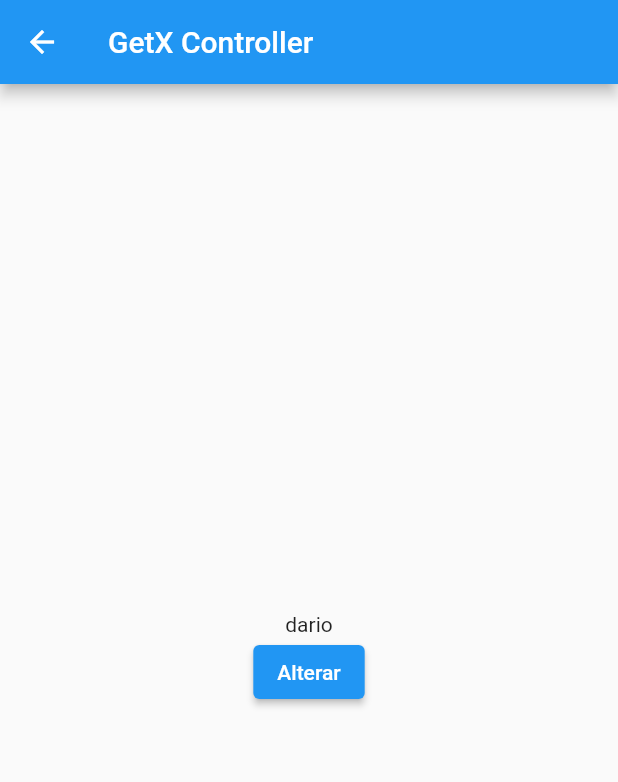
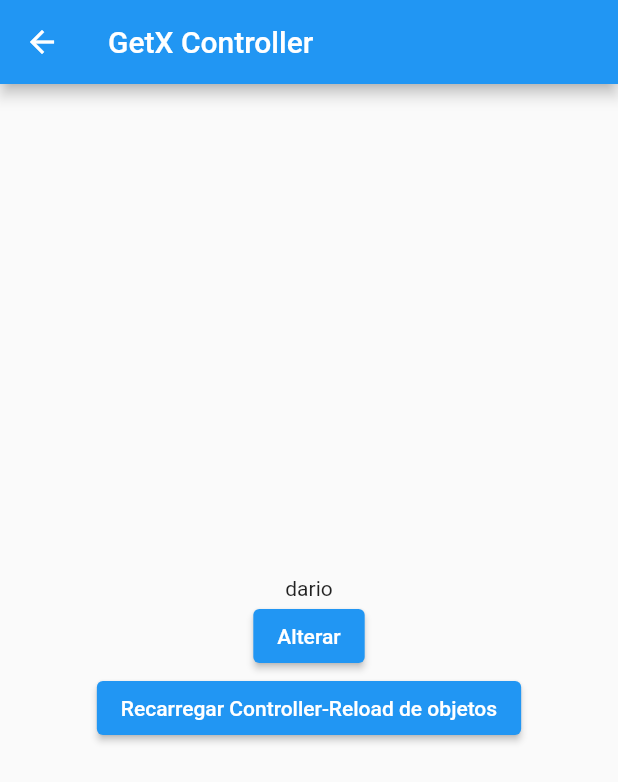
Before and after one commit to dariopmaciel/get_state_management, a Flutter app: the GetxControllerExamplePage screen opened by its route, on a phone screen of 412 x 824 dp. Shown: the top 782 px of the screen. Run offline on Flutter 3.47's test engine with Material 3 defaults, Android fonts, the phone set to English and light mode, and no system bars; our stand-ins replace get.

Commit message:
como fazer reload de fábricas

```diff
--- a/lib/main.dart
+++ b/lib/main.dart
@@ -53,7 +53,10 @@ class MyApp extends StatelessWidget {
                   //   Get.lazyPut(() => Controller());
                   // }),
                   //*correto
-                  binding: BindingsBuilder.put(() => Controller()),
+                  //para fazer um reload não se pode usar PUT pois ele instancia na hora, por isto usar lazyput
+                  // binding: BindingsBuilder.put(() => Controller()),
+                  binding:
+                      BindingsBuilder(() => Get.lazyPut(() => Controller())),
                   page: () => const GetxControllerExamplePage()),
             ]),
       ],
--- a/lib/pages/controllers/getxcontroller_example/getx_controller_example_page.dart
+++ b/lib/pages/controllers/getxcontroller_example/getx_controller_example_page.dart
@@ -37,6 +37,15 @@ class _GetxControllerExamplePageState extends State<GetxControllerExamplePage> {
               },
               child: const Text("Alterar"),
             ),
+
+            ElevatedButton(
+              onPressed: () {
+                Get.reload<Controller>();
+                //!é necessário atualizar a tela, por isto o 'setState' mas é necessário o LAZYPUT
+                setState(() {});
+              },
+              child: const Text("Recarregar Controller-Reload de objetos"),
+            ),
           ],
         ),
       ),
```
